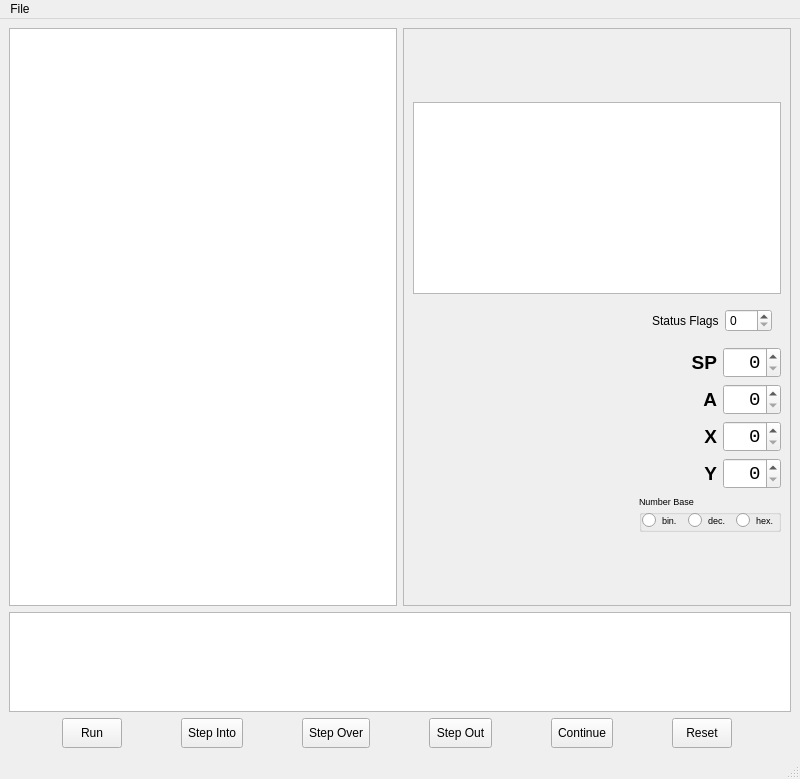
Old version of the form mainwindow.ui in the repository jnbarchan/6502assembler.
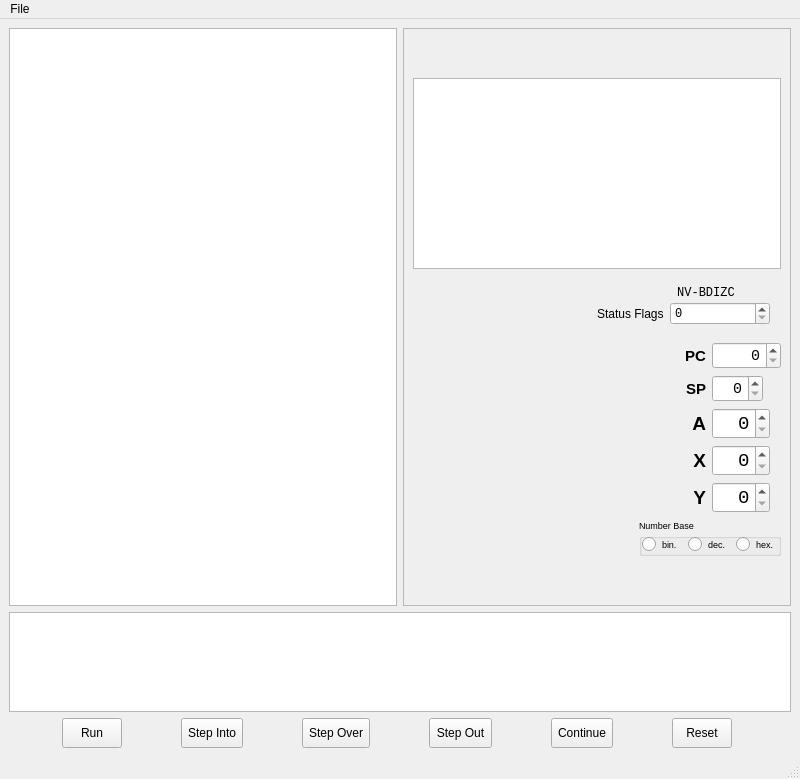
New version of the form. Icons and pictures are not drawn. Custom widgets are drawn as their Qt base class.

Commit message: Put flag names above flags status.  Added Program Counter SpinBox.

Patch:
```diff
--- a/mainwindow.ui
+++ b/mainwindow.ui
@@ -42,8 +42,49 @@
          <enum>QFrame::Raised</enum>
         </property>
         <layout class="QGridLayout" name="gridLayout" columnstretch="0,0">
+         <item row="6" column="0">
+          <widget class="QLabel" name="labelX">
+           <property name="font">
+            <font>
+             <pointsize>14</pointsize>
+             <bold>true</bold>
+            </font>
+           </property>
+           <property name="text">
+            <string>X</string>
+           </property>
+           <property name="alignment">
+            <set>Qt::AlignRight|Qt::AlignTrailing|Qt::AlignVCenter</set>
+           </property>
+          </widget>
+         </item>
+         <item row="7" column="1">
+          <widget class="NumberBaseSpinBox" name="spnYRegister">
+           <property name="sizePolicy">
+            <sizepolicy hsizetype="Fixed" vsizetype="Fixed">
+             <horstretch>0</horstretch>
+             <verstretch>0</verstretch>
+            </sizepolicy>
+           </property>
+           <property name="font">
+            <font>
+             <family>Monospace</family>
+             <pointsize>14</pointsize>
+            </font>
+           </property>
+           <property name="alignment">
+            <set>Qt::AlignRight|Qt::AlignTrailing|Qt::AlignVCenter</set>
+           </property>
+           <property name="maximum">
+            <number>255</number>
+           </property>
+           <property name="displayIntegerBase">
+            <number>16</number>
+           </property>
+          </widget>
+         </item>
          <item row="4" column="1">
-          <widget class="NumberBaseSpinBox" name="spnAccumulator">
+          <widget class="NumberBaseSpinBox" name="spnStackRegister">
            <property name="sizePolicy">
             <sizepolicy hsizetype="Fixed" vsizetype="Fixed">
              <horstretch>0</horstretch>
@@ -53,7 +94,7 @@
            <property name="font">
             <font>
              <family>Monospace</family>
-             <pointsize>14</pointsize>
+             <pointsize>11</pointsize>
             </font>
            </property>
            <property name="alignment">
@@ -67,50 +108,61 @@
            </property>
           </widget>
          </item>
-         <item row="2" column="0" colspan="2">
-          <widget class="QWidget" name="statusFlagsArea" native="true">
-           <layout class="QHBoxLayout" name="horizontalLayout_5">
-            <item>
-             <spacer name="horizontalSpacer_2">
-              <property name="orientation">
-               <enum>Qt::Horizontal</enum>
-              </property>
-              <property name="sizeHint" stdset="0">
-               <size>
-                <width>40</width>
-                <height>20</height>
-               </size>
-              </property>
-             </spacer>
-            </item>
-            <item>
-             <widget class="QLabel" name="label_4">
-              <property name="font">
-               <font>
-                <pointsize>9</pointsize>
-               </font>
-              </property>
-              <property name="text">
-               <string>Status Flags</string>
-              </property>
-             </widget>
-            </item>
-            <item>
-             <widget class="NumberBaseSpinBox" name="spnStatusFlags">
-              <property name="font">
-               <font>
-                <pointsize>9</pointsize>
-               </font>
-              </property>
-              <property name="maximum">
-               <number>255</number>
-              </property>
-             </widget>
-            </item>
-           </layout>
+         <item row="6" column="1">
+          <widget class="NumberBaseSpinBox" name="spnXRegister">
+           <property name="sizePolicy">
+            <sizepolicy hsizetype="Fixed" vsizetype="Fixed">
+             <horstretch>0</horstretch>
+             <verstretch>0</verstretch>
+            </sizepolicy>
+           </property>
+           <property name="font">
+            <font>
+             <family>Monospace</family>
+             <pointsize>14</pointsize>
+            </font>
+           </property>
+           <property name="alignment">
+            <set>Qt::AlignRight|Qt::AlignTrailing|Qt::AlignVCenter</set>
+           </property>
+           <property name="maximum">
+            <number>255</number>
+           </property>
+           <property name="displayIntegerBase">
+            <number>16</number>
+           </property>
           </widget>
          </item>
          <item row="4" column="0">
+          <widget class="QLabel" name="labelSP">
+           <property name="font">
+            <font>
+             <pointsize>11</pointsize>
+             <bold>true</bold>
+            </font>
+           </property>
+           <property name="text">
+            <string>SP</string>
+           </property>
+           <property name="alignment">
+            <set>Qt::AlignRight|Qt::AlignTrailing|Qt::AlignVCenter</set>
+           </property>
+          </widget>
+         </item>
+         <item row="9" column="0">
+          <spacer name="verticalSpacerBottom">
+           <property name="orientation">
+            <enum>Qt::Vertical</enum>
+           </property>
+           <property name="sizeHint" stdset="0">
+            <size>
+             <width>20</width>
+             <height>40</height>
+            </size>
+           </property>
+          </spacer>
+         </item>
+         <item row="5" column="0">
           <widget class="QLabel" name="labelA">
            <property name="font">
             <font>
@@ -126,37 +178,24 @@
            </property>
           </widget>
          </item>
-         <item row="0" column="0">
-          <spacer name="verticalSpacerTop">
-           <property name="orientation">
-            <enum>Qt::Vertical</enum>
-           </property>
-           <property name="sizeHint" stdset="0">
-            <size>
-             <width>20</width>
-             <height>40</height>
-            </size>
-           </property>
-          </spacer>
-         </item>
-         <item row="6" column="0">
-          <widget class="QLabel" name="labelY">
+         <item row="1" column="0" colspan="2">
+          <widget class="MemoryView" name="tvMemory">
            <property name="font">
             <font>
-             <pointsize>14</pointsize>
-             <bold>true</bold>
+             <family>Monospace</family>
+             <pointsize>7</pointsize>
             </font>
            </property>
-           <property name="text">
-            <string>Y</string>
-           </property>
-           <property name="alignment">
-            <set>Qt::AlignRight|Qt::AlignTrailing|Qt::AlignVCenter</set>
-           </property>
+           <attribute name="horizontalHeaderDefaultSectionSize">
+            <number>20</number>
+           </attribute>
+           <attribute name="verticalHeaderDefaultSectionSize">
+            <number>20</number>
+           </attribute>
           </widget>
          </item>
          <item row="5" column="1">
-          <widget class="NumberBaseSpinBox" name="spnXRegister">
+          <widget class="NumberBaseSpinBox" name="spnAccumulator">
            <property name="sizePolicy">
             <sizepolicy hsizetype="Fixed" vsizetype="Fixed">
              <horstretch>0</horstretch>
@@ -180,61 +219,7 @@
            </property>
           </widget>
          </item>
-         <item row="8" column="0">
-          <spacer name="verticalSpacerBottom">
-           <property name="orientation">
-            <enum>Qt::Vertical</enum>
-           </property>
-           <property name="sizeHint" stdset="0">
-            <size>
-             <width>20</width>
-             <height>40</height>
-            </size>
-           </property>
-          </spacer>
-         </item>
-         <item row="5" column="0">
-          <widget class="QLabel" name="labelX">
-           <property name="font">
-            <font>
-             <pointsize>14</pointsize>
-             <bold>true</bold>
-            </font>
-           </property>
-           <property name="text">
-            <string>X</string>
-           </property>
-           <property name="alignment">
-            <set>Qt::AlignRight|Qt::AlignTrailing|Qt::AlignVCenter</set>
-           </property>
-          </widget>
-         </item>
-         <item row="6" column="1">
-          <widget class="NumberBaseSpinBox" name="spnYRegister">
-           <property name="sizePolicy">
-            <sizepolicy hsizetype="Fixed" vsizetype="Fixed">
-             <horstretch>0</horstretch>
-             <verstretch>0</verstretch>
-            </sizepolicy>
-           </property>
-           <property name="font">
-            <font>
-             <family>Monospace</family>
-             <pointsize>14</pointsize>
-            </font>
-           </property>
-           <property name="alignment">
-            <set>Qt::AlignRight|Qt::AlignTrailing|Qt::AlignVCenter</set>
-           </property>
-           <property name="maximum">
-            <number>255</number>
-           </property>
-           <property name="displayIntegerBase">
-            <number>16</number>
-           </property>
-          </widget>
-         </item>
-         <item row="7" column="0" colspan="2">
+         <item row="8" column="0" colspan="2">
           <widget class="QWidget" name="numberBaseArea" native="true">
            <layout class="QHBoxLayout" name="horizontalLayout_4">
             <property name="leftMargin">
@@ -345,32 +330,132 @@
            </layout>
           </widget>
          </item>
-         <item row="1" column="0" colspan="2">
-          <widget class="MemoryView" name="tvMemory">
+         <item row="0" column="0">
+          <spacer name="verticalSpacerTop">
+           <property name="orientation">
+            <enum>Qt::Vertical</enum>
+           </property>
+           <property name="sizeHint" stdset="0">
+            <size>
+             <width>20</width>
+             <height>40</height>
+            </size>
+           </property>
+          </spacer>
+         </item>
+         <item row="2" column="0" colspan="2">
+          <widget class="QWidget" name="statusFlagsArea" native="true">
+           <layout class="QHBoxLayout" name="horizontalLayout_5">
+            <item>
+             <spacer name="horizontalSpacer_2">
+              <property name="orientation">
+               <enum>Qt::Horizontal</enum>
+              </property>
+              <property name="sizeHint" stdset="0">
+               <size>
+                <width>40</width>
+                <height>20</height>
+               </size>
+              </property>
+             </spacer>
+            </item>
+            <item>
+             <widget class="QWidget" name="widget" native="true">
+              <layout class="QGridLayout" name="gridLayout_2">
+               <property name="leftMargin">
+                <number>2</number>
+               </property>
+               <property name="topMargin">
+                <number>2</number>
+               </property>
+               <property name="rightMargin">
+                <number>2</number>
+               </property>
+               <property name="bottomMargin">
+                <number>2</number>
+               </property>
+               <property name="verticalSpacing">
+                <number>2</number>
+               </property>
+               <item row="1" column="1">
+                <widget class="NumberBaseSpinBox" name="spnStatusFlags">
+                 <property name="minimumSize">
+                  <size>
+                   <width>100</width>
+                   <height>0</height>
+                  </size>
+                 </property>
+                 <property name="font">
+                  <font>
+                   <family>Monospace</family>
+                   <pointsize>9</pointsize>
+                  </font>
+                 </property>
+                 <property name="maximum">
+                  <number>255</number>
+                 </property>
+                 <property name="displayIntegerBase">
+                  <number>2</number>
+                 </property>
+                </widget>
+               </item>
+               <item row="1" column="0">
+                <widget class="QLabel" name="label_4">
+                 <property name="font">
+                  <font>
+                   <pointsize>9</pointsize>
+                  </font>
+                 </property>
+                 <property name="text">
+                  <string>Status Flags</string>
+                 </property>
+                </widget>
+               </item>
+               <item row="0" column="1">
+                <widget class="QLabel" name="label">
+                 <property name="font">
+                  <font>
+                   <family>Monospace</family>
+                   <pointsize>9</pointsize>
+                  </font>
+                 </property>
+                 <property name="text">
+                  <string> NV-BDIZC</string>
+                 </property>
+                </widget>
+               </item>
+              </layout>
+             </widget>
+            </item>
+           </layout>
+          </widget>
+         </item>
+         <item row="7" column="0">
+          <widget class="QLabel" name="labelY">
            <property name="font">
             <font>
-             <family>Monospace</family>
-             <pointsize>7</pointsize>
+             <pointsize>14</pointsize>
+             <bold>true</bold>
             </font>
            </property>
-           <attribute name="horizontalHeaderDefaultSectionSize">
-            <number>20</number>
-           </attribute>
-           <attribute name="verticalHeaderDefaultSectionSize">
-            <number>20</number>
-           </attribute>
+           <property name="text">
+            <string>Y</string>
+           </property>
+           <property name="alignment">
+            <set>Qt::AlignRight|Qt::AlignTrailing|Qt::AlignVCenter</set>
+           </property>
           </widget>
          </item>
          <item row="3" column="0">
-          <widget class="QLabel" name="labelSP">
+          <widget class="QLabel" name="labelPC">
            <property name="font">
             <font>
-             <pointsize>14</pointsize>
+             <pointsize>11</pointsize>
              <bold>true</bold>
             </font>
            </property>
            <property name="text">
-            <string>SP</string>
+            <string>PC</string>
            </property>
            <property name="alignment">
             <set>Qt::AlignRight|Qt::AlignTrailing|Qt::AlignVCenter</set>
@@ -378,7 +463,7 @@
           </widget>
          </item>
          <item row="3" column="1">
-          <widget class="NumberBaseSpinBox" name="spnStackRegister">
+          <widget class="NumberBaseSpinBox" name="spnProgramCounter">
            <property name="sizePolicy">
             <sizepolicy hsizetype="Fixed" vsizetype="Fixed">
              <horstretch>0</horstretch>
@@ -388,14 +473,14 @@
            <property name="font">
             <font>
              <family>Monospace</family>
-             <pointsize>14</pointsize>
+             <pointsize>11</pointsize>
             </font>
            </property>
            <property name="alignment">
             <set>Qt::AlignRight|Qt::AlignTrailing|Qt::AlignVCenter</set>
            </property>
            <property name="maximum">
-            <number>255</number>
+            <number>65535</number>
            </property>
            <property name="displayIntegerBase">
             <number>16</number>
```
The commit also changes 3 other files.
